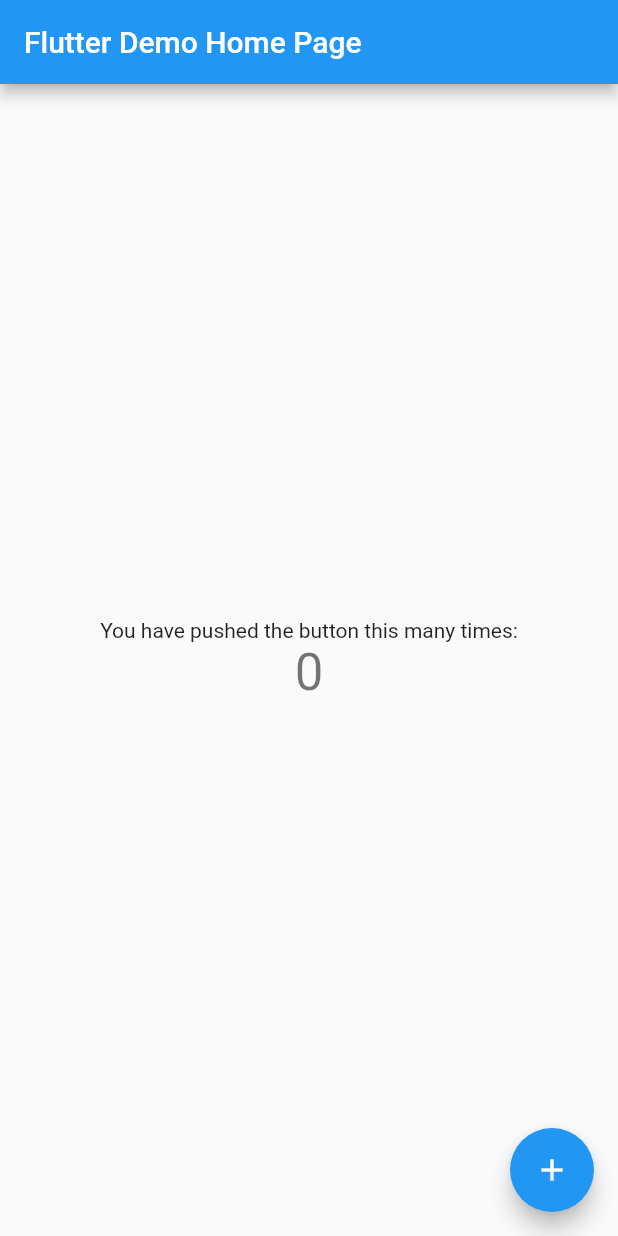
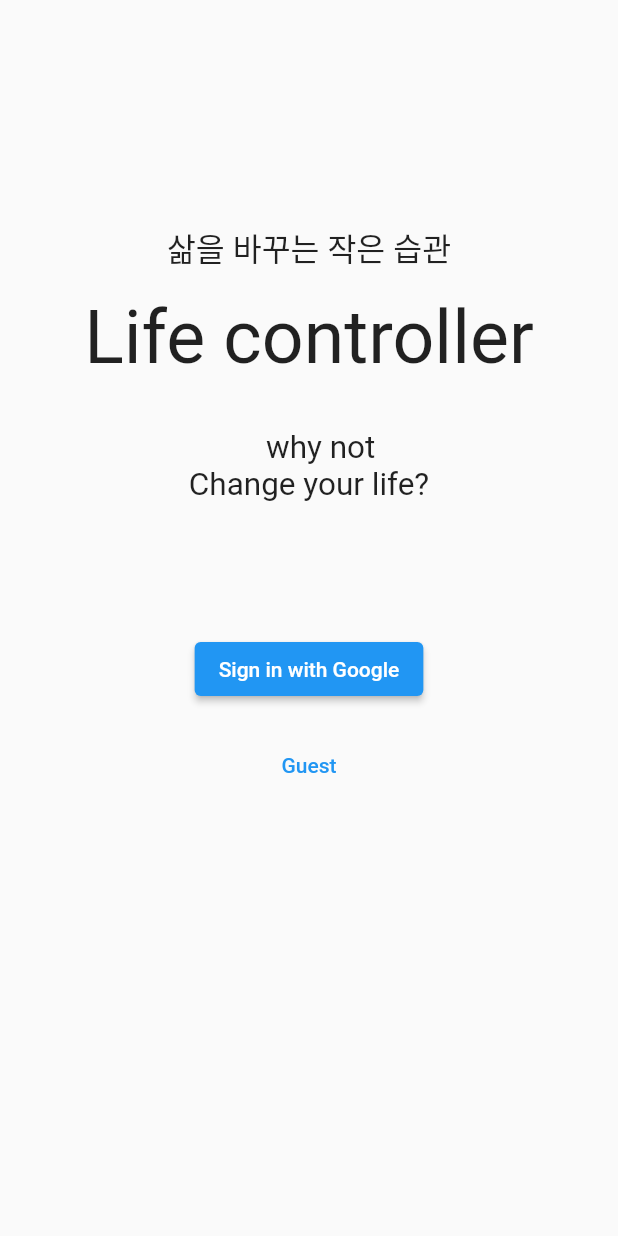
Before and after one commit to s00cong/moapp_final, a Flutter app: the screen it shows after launch, on a phone screen of 412 x 824 dp. Run offline on Flutter 3.47's test engine with Material 2 defaults, Android fonts, the phone set to English and light mode, and no system bars; our stand-ins replace cloud_firestore, firebase_auth, firebase_core, firebase_storage, google_sign_in, image_picker; missing offline and left inert: firebase_ui_auth; accounts and stored records are empty.

```diff
--- /dev/null
+++ b/lib/app.dart
@@ -0,0 +1,50 @@
+// Copyright 2018-present the Flutter authors. All Rights Reserved.
+//
+// Licensed under the Apache License, Version 2.0 (the "License");
+// you may not use this file except in compliance with the License.
+// You may obtain a copy of the License at
+//
+// http://www.apache.org/licenses/LICENSE-2.0
+//
+// Unless required by applicable law or agreed to in writing, software
+// distributed under the License is distributed on an "AS IS" BASIS,
+// WITHOUT WARRANTIES OR CONDITIONS OF ANY KIND, either express or implied.
+// See the License for the specific language governing permissions and
+// limitations under the License.
+
+import 'package:flutter/material.dart';
+// import 'package:shrine/profile.dart';
+//
+// import 'add.dart';
+// import 'detail.dart';
+// import 'home.dart';
+import 'home.dart';
+import 'login.dart';
+
+// TODO: Convert ShrineApp to stateful widget (104)
+class MyApp extends StatelessWidget {
+  const MyApp({super.key});
+
+  @override
+  Widget build(BuildContext context) {
+    return MaterialApp(
+      title: 'LifeChanger',
+      theme: ThemeData(
+
+        primarySwatch: Colors.blue,
+      ),
+
+      initialRoute: '/login',
+      routes: {
+        '/login': (BuildContext context) => const LoginPage(),
+        '/home': (BuildContext context) => HomePage(),
+        // '/detail': (context) => DetailPage(index: 0,),
+        // '/add': (context) => AddPage(),
+        // // '/edit': (context) => EditPage(),
+        // '/profile': (context) => const ProfilePage(),
+
+
+      },
+    );
+  }
+}
--- /dev/null
+++ b/lib/login.dart
@@ -0,0 +1,146 @@
+// Copyright 2018-present the Flutter authors. All Rights Reserved.
+//
+// Licensed under the Apache License, Version 2.0 (the "License");
+// you may not use this file except in compliance with the License.
+// You may obtain a copy of the License at
+//
+// http://www.apache.org/licenses/LICENSE-2.0
+//
+// Unless required by applicable law or agreed to in writing, software
+// distributed under the License is distributed on an "AS IS" BASIS,
+// WITHOUT WARRANTIES OR CONDITIONS OF ANY KIND, either express or implied.
+// See the License for the specific language governing permissions and
+// limitations under the License.
+
+import 'package:flutter/material.dart';
+import 'package:firebase_auth/firebase_auth.dart';
+import 'package:flutter/material.dart';
+import 'package:google_sign_in/google_sign_in.dart';
+import 'package:cloud_firestore/cloud_firestore.dart';
+import 'package:firebase_auth/firebase_auth.dart';
+
+
+void signInWithGoogle(BuildContext context) async {
+  // Trigger the authentication flow
+  final GoogleSignInAccount? googleUser = await GoogleSignIn().signIn();
+
+  // Obtain the auth details from the request
+  final GoogleSignInAuthentication? googleAuth = await googleUser?.authentication;
+
+  // Create a new credential
+  final credential = GoogleAuthProvider.credential(
+    accessToken: googleAuth?.accessToken,
+    idToken: googleAuth?.idToken,
+  );
+
+  await FirebaseAuth.instance.signInWithCredential(credential);
+
+  await FirebaseFirestore.instance
+      .collection('user')
+      .doc(FirebaseAuth.instance.currentUser!.uid)
+      .set(<String, dynamic>{
+    'email' : FirebaseAuth.instance.currentUser!.email.toString(),
+    'name' : FirebaseAuth.instance.currentUser!.displayName.toString(),
+
+    'uid' : FirebaseAuth.instance.currentUser!.uid.toString(),
+  });
+  // Once signed in, return the UserCredential
+  print(FirebaseAuth.instance.currentUser?.displayName);
+  if(FirebaseAuth.instance.currentUser!=null)
+    Navigator.pushNamed(context, '/home');
+
+
+  // return await FirebaseAuth.instance.signInWithCredential(credential);
+
+
+}
+
+
+// Example code of how to sign in anonymously.
+void signInAnonymously(BuildContext context) async {
+  try {
+
+    final userCredential =
+    await FirebaseAuth.instance.signInAnonymously();
+
+    print("Signed in with temporary account.");
+
+    await FirebaseFirestore.instance
+        .collection('user')
+        .doc(FirebaseAuth.instance.currentUser!.uid)
+        .set(<String,dynamic>{
+      'uid' : FirebaseAuth.instance.currentUser!.uid.toString(),
+    })
+    ;
+
+  } on FirebaseAuthException catch (e) {
+    switch (e.code) {
+      case "operation-not-allowed":
+        print("Anonymous auth hasn't been enabled for this project.");
+        break;
+      default:
+        print("Unknown error.");
+    }
+  }
+  print(FirebaseAuth.instance.currentUser?.uid);
+
+  Navigator.pushNamed(context, '/home');
+}
+
+
+
+
+class LoginPage extends StatefulWidget {
+  const LoginPage({Key? key}) : super(key: key);
+
+  @override
+  _LoginPageState createState() => _LoginPageState();
+}
+
+
+
+class _LoginPageState extends State<LoginPage> {
+
+  @override
+  Widget build(BuildContext context) {
+    return Scaffold(
+      body: SafeArea(
+        child: ListView(
+          padding: const EdgeInsets.symmetric(horizontal: 24.0),
+          children: <Widget>[
+            const SizedBox(height: 150.0),
+            Column(
+              children:  <Widget>[
+                const Text('삶을 바꾸는 작은 습관', textScaleFactor: 1.5,),
+                const SizedBox(height: 16.0),
+                const Text('Life controller' , textScaleFactor: 3.5,),
+                const SizedBox(height: 32.0),
+                const Text('   why not',  textScaleFactor: 1.5,),
+                const Text('Change your life?',  textScaleFactor: 1.5,),
+                SizedBox(height: 70.0),
+
+                Container(
+                  padding: const EdgeInsets.symmetric(vertical: 16.0),
+                  alignment: Alignment.center,
+                  child: ElevatedButton(
+                    onPressed: () async {
+
+                      signInWithGoogle(context);
+
+                    },
+                    child: const Text('Sign in with Google'),
+                  ),
+                ),
+
+                TextButton(onPressed: ()async {
+                  signInAnonymously(context);
+                }, child: const Text('Guest'),
+                )
+              ],
+
+            ),],
+        ),
+      ),
+    );
+  }
+}
--- a/lib/main.dart
+++ b/lib/main.dart
@@ -1,96 +1,18 @@
 import 'package:flutter/material.dart';
+import 'package:firebase_auth/firebase_auth.dart'        // new
+    hide EmailAuthProvider, PhoneAuthProvider;           // new
+import 'package:firebase_core/firebase_core.dart';       // new
+import 'package:firebase_ui_auth/firebase_ui_auth.dart'; // new
+import 'package:flutter/material.dart';
+import 'package:provider/provider.dart';                 // new
 
-void main() {
+import 'firebase_options.dart';                          // new
+
+import 'app.dart';
+
+
+void main() async{
+  WidgetsFlutterBinding.ensureInitialized();
+  await Firebase.initializeApp(options: DefaultFirebaseOptions.currentPlatform);
   runApp(const MyApp());
 }
-
-class MyApp extends StatelessWidget {
-  const MyApp({super.key});
-
-  // This widget is the root of your application.
-  @override
-  Widget build(BuildContext context) {
-    return MaterialApp(
-      title: 'Flutter Demo',
-      theme: ThemeData(
-
-        primarySwatch: Colors.blue,
-      ),
-      home: const MyHomePage(title: 'Flutter Demo Home Page'),
-    );
-  }
-}
-
-class MyHomePage extends StatefulWidget {
-  const MyHomePage({super.key, required this.title});
-
-
-
-  final String title;
-
-  @override
-  State<MyHomePage> createState() => _MyHomePageState();
-}
-
-class _MyHomePageState extends State<MyHomePage> {
-  int _counter = 0;
-
-  void _incrementCounter() {
-    setState(() {
-
-      _counter++;
-    });
-  }
-
-  @override
-  Widget build(BuildContext context) {
-    // This method is rerun every time setState is called, for instance as done
-    // by the _incrementCounter method above.
-    //
-    // The Flutter framework has been optimized to make rerunning build methods
-    // fast, so that you can just rebuild anything that needs updating rather
-    // than having to individually change instances of widgets.
-    return Scaffold(
-      appBar: AppBar(
-        // Here we take the value from the MyHomePage object that was created by
-        // the App.build method, and use it to set our appbar title.
-        title: Text(widget.title),
-      ),
-      body: Center(
-        // Center is a layout widget. It takes a single child and positions it
-        // in the middle of the parent.
-        child: Column(
-          // Column is also a layout widget. It takes a list of children and
-          // arranges them vertically. By default, it sizes itself to fit its
-          // children horizontally, and tries to be as tall as its parent.
-          //
-          // Invoke "debug painting" (press "p" in the console, choose the
-          // "Toggle Debug Paint" action from the Flutter Inspector in Android
-          // Studio, or the "Toggle Debug Paint" command in Visual Studio Code)
-          // to see the wireframe for each widget.
-          //
-          // Column has various properties to control how it sizes itself and
-          // how it positions its children. Here we use mainAxisAlignment to
-          // center the children vertically; the main axis here is the vertical
-          // axis because Columns are vertical (the cross axis would be
-          // horizontal).
-          mainAxisAlignment: MainAxisAlignment.center,
-          children: <Widget>[
-            const Text(
-              'You have pushed the button this many times:',
-            ),
-            Text(
-              '$_counter',
-              style: Theme.of(context).textTheme.headline4,
-            ),
-          ],
-        ),
-      ),
-      floatingActionButton: FloatingActionButton(
-        onPressed: _incrementCounter,
-        tooltip: 'Increment',
-        child: const Icon(Icons.add),
-      ), // This trailing comma makes auto-formatting nicer for build methods.
-    );
-  }
-}
```
Also changed, not shown: lib/add.dart (added, +252 -0 lines), lib/home.dart (added, +66 -0 lines), lib/board.dart (added), lib/firebase_options.dart (added).
